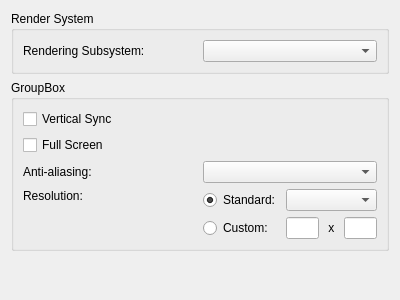
The window that apps/launcher/ui/graphicspage.ui (OpenMW/openmw) describes before a commit, drawn with Qt 5.
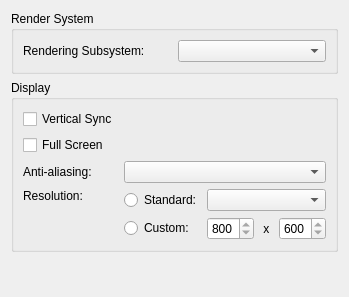
The same window after the commit.

Commit message: Made the GraphicsPage use a .ui file and added support for custom res

Diff of the .ui file:
```diff
--- a/apps/launcher/ui/graphicspage.ui
+++ b/apps/launcher/ui/graphicspage.ui
@@ -6,8 +6,8 @@
    <rect>
     <x>0</x>
     <y>0</y>
-    <width>400</width>
-    <height>300</height>
+    <width>332</width>
+    <height>297</height>
    </rect>
   </property>
   <layout class="QVBoxLayout" name="verticalLayout">
@@ -33,7 +33,7 @@
    <item>
     <widget class="QGroupBox" name="displayGroup">
      <property name="title">
-      <string>GroupBox</string>
+      <string>Display</string>
      </property>
      <layout class="QGridLayout" name="gridLayout_4" columnstretch="1,1">
       <item row="0" column="0">
@@ -73,9 +73,13 @@
       <item row="3" column="1">
        <layout class="QGridLayout" name="resolutionLayout">
         <item row="1" column="2">
-         <layout class="QHBoxLayout" name="customResolutionLayout">
+         <layout class="QHBoxLayout" name="customResolutionLayout" stretch="1,0,1">
           <item>
-           <widget class="QLineEdit" name="customWidthLineEdit"/>
+           <widget class="QSpinBox" name="customWidthSpinBox">
+            <property name="minimum">
+             <number>800</number>
+            </property>
+           </widget>
           </item>
           <item>
            <widget class="QLabel" name="multiplyLabel">
@@ -85,7 +89,11 @@
            </widget>
           </item>
           <item>
-           <widget class="QLineEdit" name="customHeightLineEdit"/>
+           <widget class="QSpinBox" name="customHeightSpinBox">
+            <property name="minimum">
+             <number>600</number>
+            </property>
+           </widget>
           </item>
          </layout>
         </item>
@@ -101,7 +109,7 @@
           <property name="text">
            <string>Standard:</string>
           </property>
-          <property name="checked">
+          <property name="checkable">
            <bool>true</bool>
           </property>
          </widget>
```
The commit also changes 2 other files.
